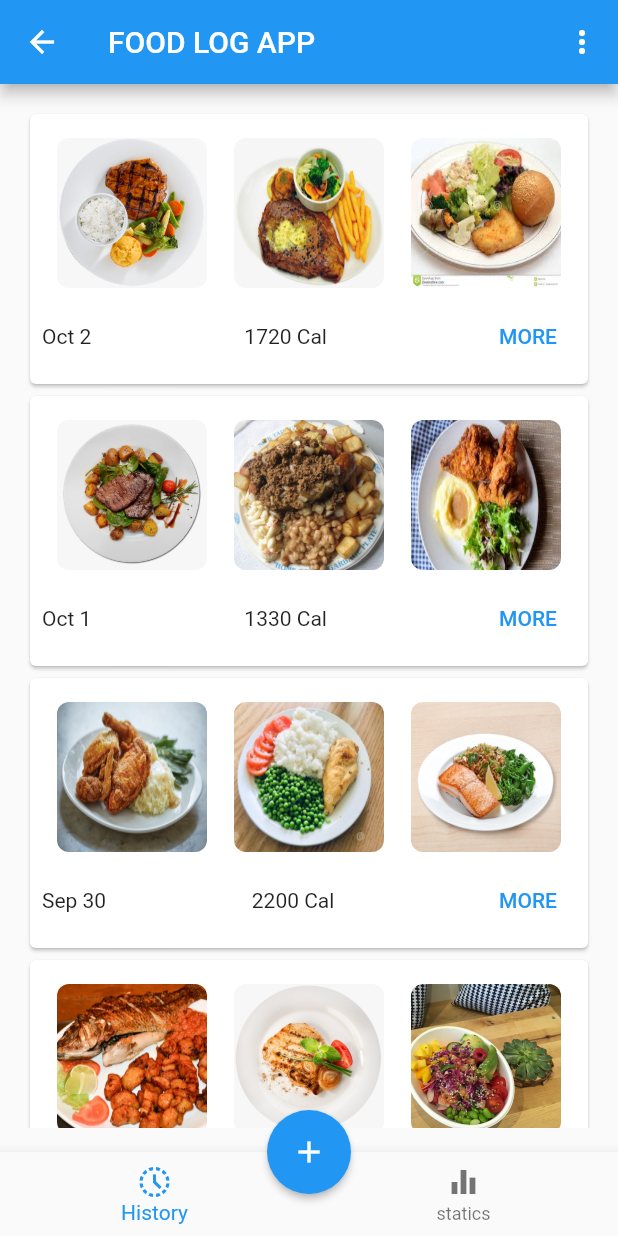
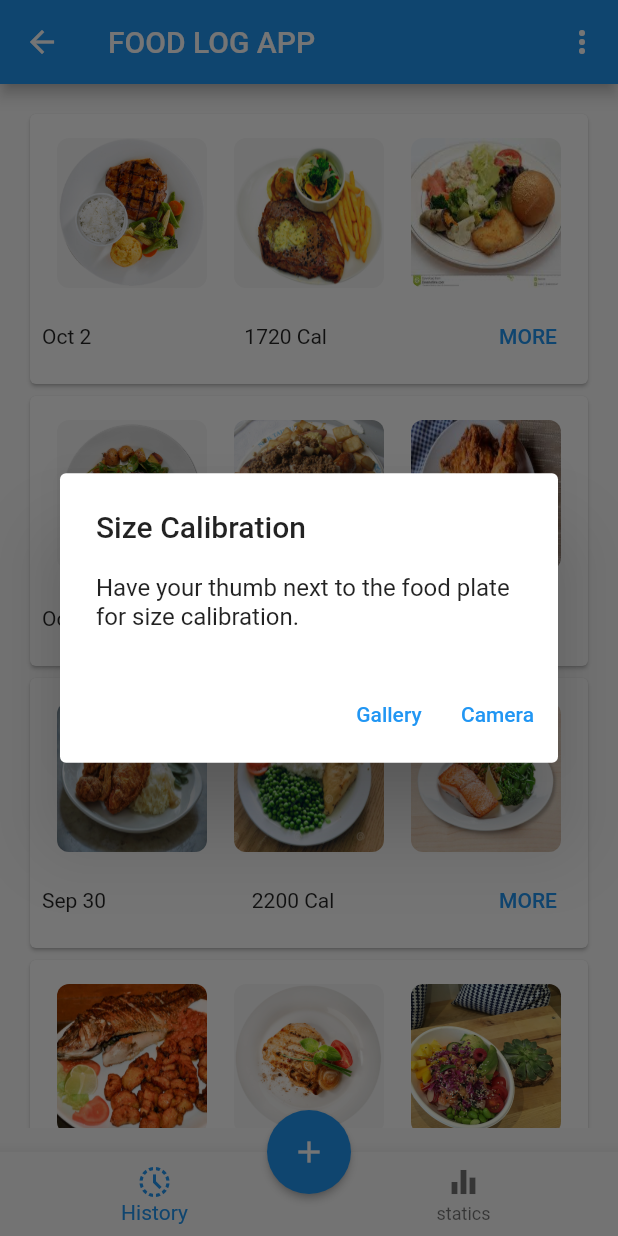
Before and after one commit to sarianpour/foodlogapp, a Flutter app: the NavigationView screen opened by its route, after a tap on the "add" icon, on a phone screen of 412 x 824 dp. Run offline on Flutter 3.47's test engine with Material 2 defaults, Android fonts, the phone set to English and light mode, and no system bars; our stand-ins replace image_picker, pie_chart, syncfusion_flutter_charts.

Commit message:
camera function added mvp is done

```diff
--- a/lib/main.dart
+++ b/lib/main.dart
@@ -1,5 +1,6 @@
 import 'package:flutter/material.dart';
 import 'package:food_log_app/views/edit_profile_view.dart';
+import 'package:food_log_app/views/image_detection_view.dart';
 import 'package:food_log_app/views/login_view.dart';
 import 'package:food_log_app/views/navigation_view.dart';
 import 'package:food_log_app/views/register_view.dart';
@@ -19,7 +20,8 @@ class MyApp extends StatelessWidget {
         '/loginview': (BuildContext context) => new LoginView(),
         '/registerview': (BuildContext context) => new RegisterView(),
         '/navigationview': (BuildContext context) => new NavigationView(),
-        '/editprofileview': (BuildContext context) => new EditProfileView()
+        '/editprofileview': (BuildContext context) => new EditProfileView(),
+        '/image-detection': (BuildContext context) => new ImageDetectionView()
       },
       theme: ThemeData(
         primarySwatch: Colors.blue,
--- a/lib/views/navigation_view.dart
+++ b/lib/views/navigation_view.dart
@@ -1,7 +1,12 @@
 import 'package:flutter/material.dart';
 import 'package:flutter/services.dart';
+
 import 'package:food_log_app/views/history_view.dart';
 import 'package:food_log_app/views/statics_view/statics_view.dart';
+import 'package:image_picker/image_picker.dart';
+
+enum ImageSourceType { gallery, camera }
+final GlobalKey<ScaffoldState> _scaffoldKey = GlobalKey<ScaffoldState>();
 
 class NavigationView extends StatefulWidget {
   const NavigationView({Key? key}) : super(key: key);
@@ -65,6 +70,7 @@ class _NavigationViewState extends State<NavigationView> {
     return DefaultTabController(
       length: 3,
       child: Scaffold(
+        key: _scaffoldKey,
         appBar: AppBar(
           bottom: _selectedNavIndex == 1 ? tabBar : null,
           title: Text('FOOD LOG APP'),
@@ -92,7 +98,36 @@ class _NavigationViewState extends State<NavigationView> {
         ),
         floatingActionButtonLocation: FloatingActionButtonLocation.centerDocked,
         floatingActionButton: FloatingActionButton(
-          onPressed: () {},
+          onPressed: () => showDialog<String>(
+            context: context,
+            builder: (BuildContext context) => AlertDialog(
+              title: const Text('Size Calibration'),
+              content: const Text(
+                  'Have your thumb next to the food plate for size calibration.'),
+              actions: <Widget>[
+                TextButton(
+                  onPressed: () async {
+                    final ImagePicker _picker = ImagePicker();
+                    final XFile? photo =
+                        await _picker.pickImage(source: ImageSource.gallery);
+                    Navigator.pop(context, 'Gallery');
+                    Navigator.pushNamed(context, '/image-detection');
+                  },
+                  child: const Text('Gallery'),
+                ),
+                TextButton(
+                  onPressed: () async {
+                    final ImagePicker _picker = ImagePicker();
+                    final XFile? photo =
+                        await _picker.pickImage(source: ImageSource.camera);
+                    Navigator.pop(context, 'Camera');
+                    Navigator.pushNamed(context, '/image-detection');
+                  },
+                  child: const Text('Camera'),
+                ),
+              ],
+            ),
+          ),
           child: Icon(Icons.add),
           elevation: 2.0,
         ),
--- a/pubspec.yaml
+++ b/pubspec.yaml
@@ -36,6 +36,7 @@ dependencies:
   cupertino_icons: ^1.0.2
   pie_chart: ^5.1.0
   syncfusion_flutter_charts: ^19.3.54
+  image_picker: ^0.8.4+4
 
 dev_dependencies:
   flutter_test:
```
Also changed, not shown: lib/views/image_detection_view.dart (added, +68 -0 lines), assets/ai.jpg (added), pubspec.lock.
